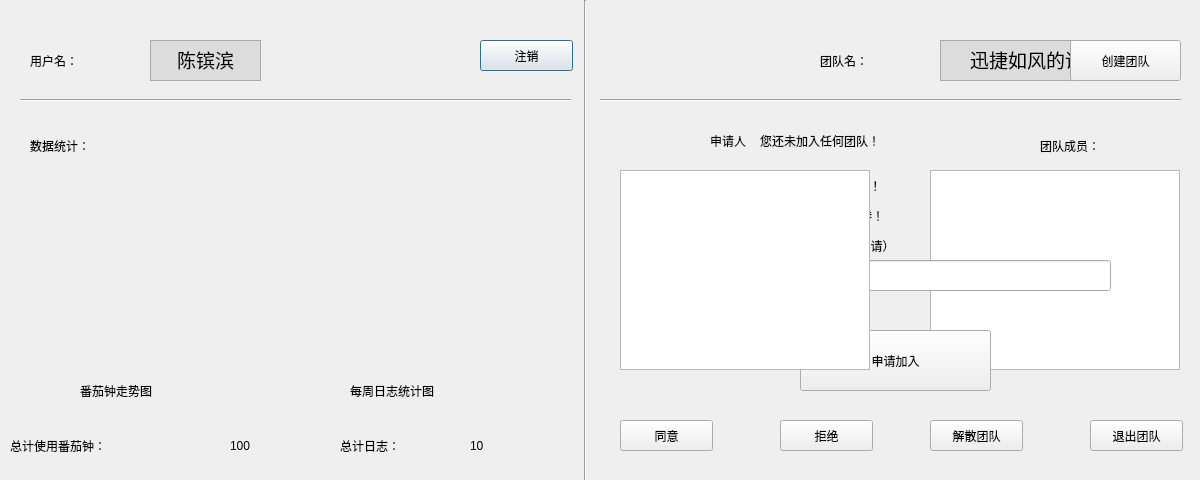
Before: the Qt Designer form OutTime/personaldetails.ui in agilelike/OurTime, drawn with Qt 5.
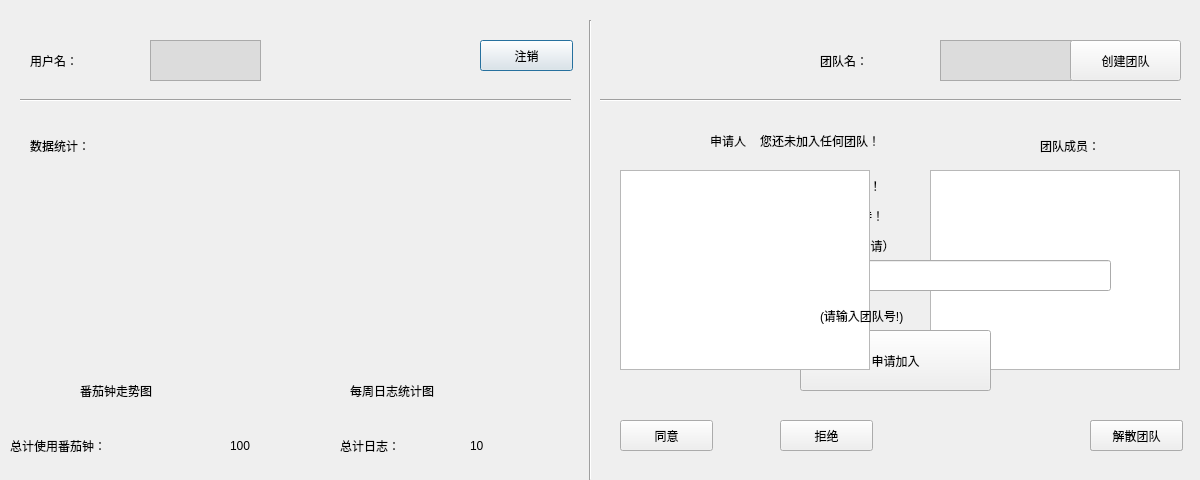
After: the same form once the commit is applied.

```diff
--- a/OutTime/personaldetails.ui
+++ b/OutTime/personaldetails.ui
@@ -61,8 +61,8 @@
     <string>&lt;!DOCTYPE HTML PUBLIC &quot;-//W3C//DTD HTML 4.0//EN&quot; &quot;http://www.w3.org/TR/REC-html40/strict.dtd&quot;&gt;
 &lt;html&gt;&lt;head&gt;&lt;meta name=&quot;qrichtext&quot; content=&quot;1&quot; /&gt;&lt;style type=&quot;text/css&quot;&gt;
 p, li { white-space: pre-wrap; }
-&lt;/style&gt;&lt;/head&gt;&lt;body style=&quot; font-family:'SimSun'; font-size:9pt; font-weight:400; font-style:normal;&quot;&gt;
-&lt;p align=&quot;center&quot; style=&quot; margin-top:0px; margin-bottom:0px; margin-left:0px; margin-right:0px; -qt-block-indent:0; text-indent:0px;&quot;&gt;&lt;span style=&quot; font-size:14pt;&quot;&gt;迅捷如风的课设小组&lt;/span&gt;&lt;/p&gt;&lt;/body&gt;&lt;/html&gt;</string>
+&lt;/style&gt;&lt;/head&gt;&lt;body style=&quot; font-family:'宋体'; font-size:20pt; font-weight:400; font-style:normal;&quot;&gt;
+&lt;p align=&quot;center&quot; style=&quot;-qt-paragraph-type:empty; margin-top:0px; margin-bottom:0px; margin-left:0px; margin-right:0px; -qt-block-indent:0; text-indent:0px;&quot;&gt;&lt;br /&gt;&lt;/p&gt;&lt;/body&gt;&lt;/html&gt;</string>
    </property>
   </widget>
   <widget class="QTextBrowser" name="textBrowser_2">
@@ -82,17 +82,17 @@
     <string>&lt;!DOCTYPE HTML PUBLIC &quot;-//W3C//DTD HTML 4.0//EN&quot; &quot;http://www.w3.org/TR/REC-html40/strict.dtd&quot;&gt;
 &lt;html&gt;&lt;head&gt;&lt;meta name=&quot;qrichtext&quot; content=&quot;1&quot; /&gt;&lt;style type=&quot;text/css&quot;&gt;
 p, li { white-space: pre-wrap; }
-&lt;/style&gt;&lt;/head&gt;&lt;body style=&quot; font-family:'宋体'; font-size:14pt; font-weight:400; font-style:normal;&quot;&gt;
-&lt;p align=&quot;center&quot; style=&quot; margin-top:0px; margin-bottom:0px; margin-left:0px; margin-right:0px; -qt-block-indent:0; text-indent:0px;&quot;&gt;陈镔滨&lt;/p&gt;&lt;/body&gt;&lt;/html&gt;</string>
+&lt;/style&gt;&lt;/head&gt;&lt;body style=&quot; font-family:'宋体'; font-size:20pt; font-weight:400; font-style:normal;&quot;&gt;
+&lt;p align=&quot;center&quot; style=&quot;-qt-paragraph-type:empty; margin-top:0px; margin-bottom:0px; margin-left:0px; margin-right:0px; -qt-block-indent:0; text-indent:0px;&quot;&gt;&lt;br /&gt;&lt;/p&gt;&lt;/body&gt;&lt;/html&gt;</string>
    </property>
   </widget>
   <widget class="Line" name="line">
    <property name="geometry">
     <rect>
-     <x>575</x>
-     <y>0</y>
+     <x>580</x>
+     <y>20</y>
      <width>20</width>
-     <height>480</height>
+     <height>460</height>
     </rect>
    </property>
    <property name="orientation">
@@ -426,7 +426,7 @@
   <widget class="QPushButton" name="pushButton_5">
    <property name="geometry">
     <rect>
-     <x>930</x>
+     <x>1090</x>
      <y>420</y>
      <width>93</width>
      <height>31</height>
@@ -500,6 +500,22 @@
     <string>拒绝</string>
    </property>
   </widget>
+  <widget class="QLabel" name="label_19">
+   <property name="geometry">
+    <rect>
+     <x>820</x>
+     <y>300</y>
+     <width>181</width>
+     <height>31</height>
+    </rect>
+   </property>
+   <property name="styleSheet">
+    <string notr="true">font: 18pt &quot;宋体&quot;;</string>
+   </property>
+   <property name="text">
+    <string>(请输入团队号!)</string>
+   </property>
+  </widget>
  </widget>
  <resources/>
  <connections/>
```
Left out of the diff: 5 changed lines with no effect on the pictures.
